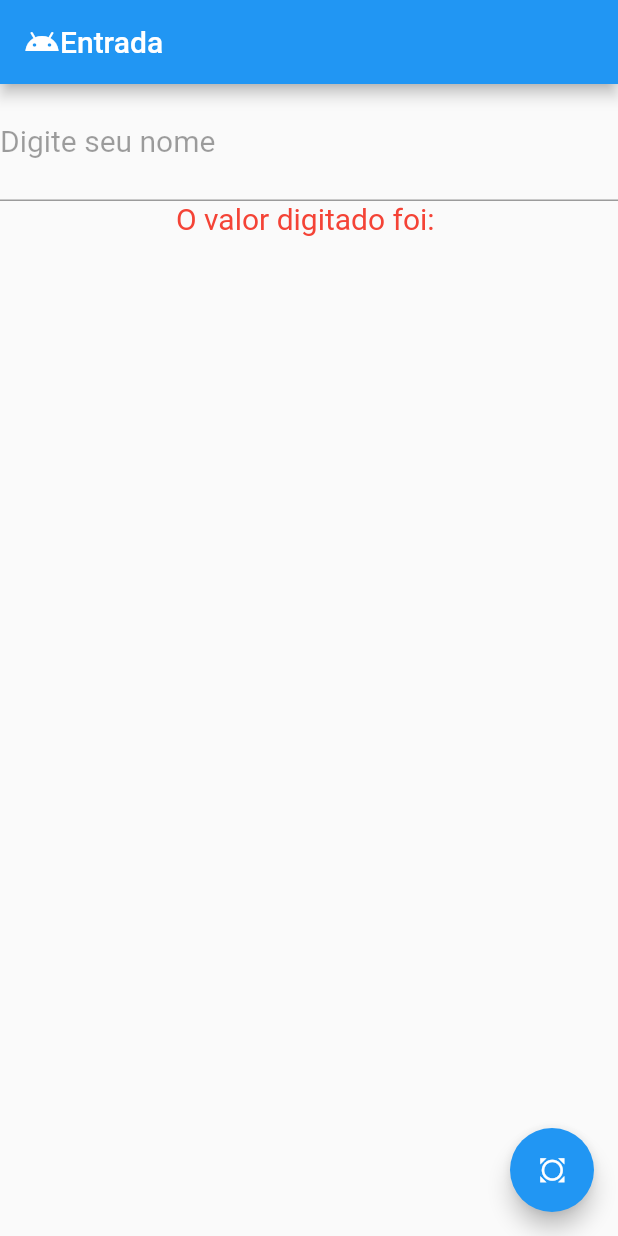
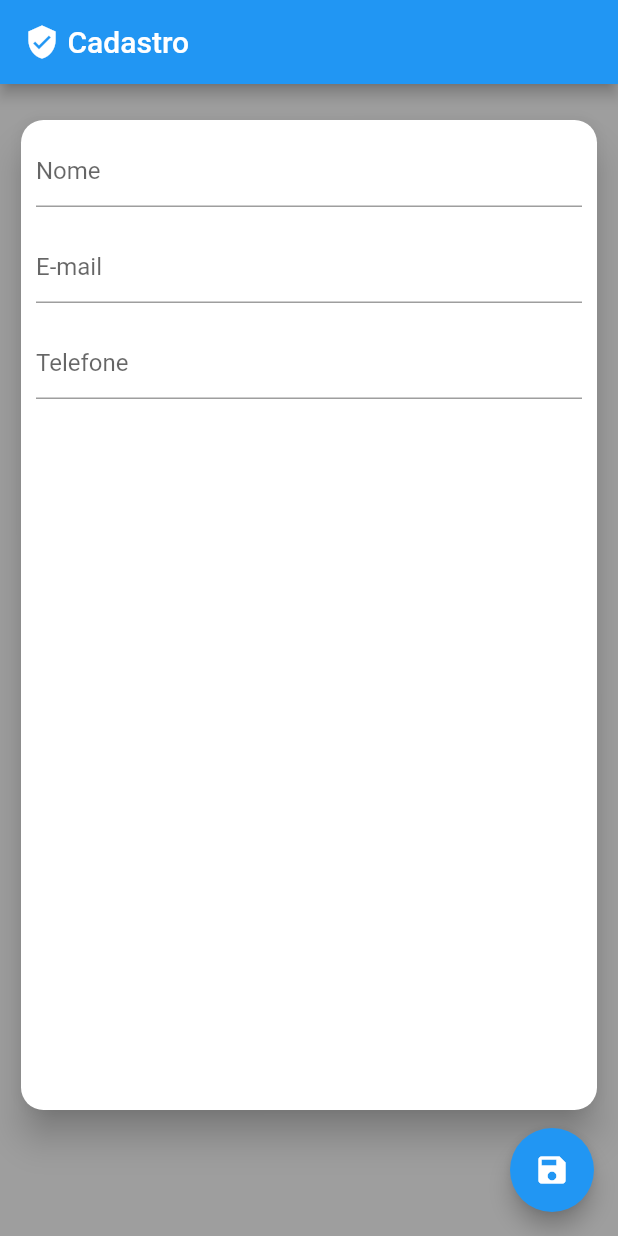
Before and after one commit to raulivan/WidgetsFlutter, a Flutter app: the screen it shows after launch, on a phone screen of 412 x 824 dp. Run offline on Flutter 3.47's test engine with Material 2 defaults, Android fonts, the phone set to English and light mode, and no system bars.

Commit message:
Exemplo Validação

```diff
--- /dev/null
+++ b/lib/formularios/exemplo_validacao.dart
@@ -0,0 +1,103 @@
+import 'package:flutter/material.dart';
+
+class ExemploValidacao extends StatefulWidget {
+  @override
+  _ExemploValidacaoState createState() => _ExemploValidacaoState();
+}
+
+class _ExemploValidacaoState extends State<ExemploValidacao> {
+  //Kesys
+  final _formKey = GlobalKey<FormState>();
+  final _scaffoldKey = GlobalKey<ScaffoldState>();
+
+  //Controladores
+  final _nomeController = TextEditingController();
+  final _emailController = TextEditingController();
+  final _telefoneController = TextEditingController();
+
+  //Focus
+  final _nomeFocus = FocusNode();
+  final _telefoneFocus = FocusNode();
+  final _emailFocus = FocusNode();
+
+  @override
+  Widget build(BuildContext context) {
+    return Scaffold(
+        key: _scaffoldKey,
+        appBar: AppBar(
+          title: Row(
+            children: <Widget>[Icon(Icons.verified_user), Text(' Cadastro')],
+          ),
+        ),
+        floatingActionButton:
+            FloatingActionButton(child: Icon(Icons.save), onPressed: _salvar),
+        backgroundColor: Colors.grey,
+        body: Form(
+          key: _formKey,
+          child: Padding(
+            padding: EdgeInsets.fromLTRB(10, 20, 10, 80),
+            child: Card(
+              color: Colors.white,
+              elevation: 10,
+              shape: RoundedRectangleBorder(
+                borderRadius: BorderRadius.circular(15.0),
+              ),
+              child: Padding(
+                  padding: EdgeInsets.all(10),
+                  child: ListView(
+                    children: <Widget>[
+                      TextFormField(
+                        focusNode: _nomeFocus,
+                        controller: _nomeController,
+                        decoration: InputDecoration(hintText: 'Nome'),
+                        keyboardType: TextInputType.text,
+                        validator: (text) {
+                          if (text.isEmpty) {
+                            FocusScope.of(context).requestFocus(_nomeFocus);
+                            return 'Nome inválido';
+                          }
+                        },
+                      ),
+                      SizedBox(
+                        height: 16,
+                      ),
+                      TextFormField(
+                        focusNode: _emailFocus,
+                        controller: _emailController,
+                        decoration: InputDecoration(hintText: 'E-mail'),
+                        keyboardType: TextInputType.emailAddress,
+                        validator: (text) {
+                          if (text.isEmpty || !text.contains('@')) {
+                            FocusScope.of(context).requestFocus(_emailFocus);
+                            return 'E-mail inválido';
+                          }
+                        },
+                      ),
+                      SizedBox(
+                        height: 16,
+                      ),
+                      TextFormField(
+                        focusNode: _telefoneFocus,
+                        controller: _telefoneController,
+                        decoration: InputDecoration(hintText: 'Telefone'),
+                        keyboardType: TextInputType.phone,
+                        validator: (text) {
+                          if (text.isEmpty) {
+                            FocusScope.of(context).requestFocus(_telefoneFocus);
+                            return 'Telefone inválido';
+                          }
+                        },
+                      ),
+                    ],
+                  )),
+            ),
+          ),
+        ));
+  }
+
+  void _salvar() {
+    if (_formKey.currentState.validate()) {
+      print('Deu tudo certo');
+    }
+  }
+}
--- a/lib/main.dart
+++ b/lib/main.dart
@@ -1,5 +1,6 @@
 import 'package:flutter/material.dart';
 import 'formularios/exemplo_entrada_dados.dart';
+import 'formularios/exemplo_validacao.dart';
 
 void main() => runApp(MyApp());
 
@@ -11,7 +12,7 @@ class MyApp extends StatelessWidget {
       theme: ThemeData(
         primarySwatch: Colors.blue,
       ),
-      home: ExemploEntradaDados(),
+      home: ExemploValidacao(),
     );
   }
 }
```
Also changed, not shown: lib/formularios/exemplo_entrada_dados.dart (+4 -4 lines).
